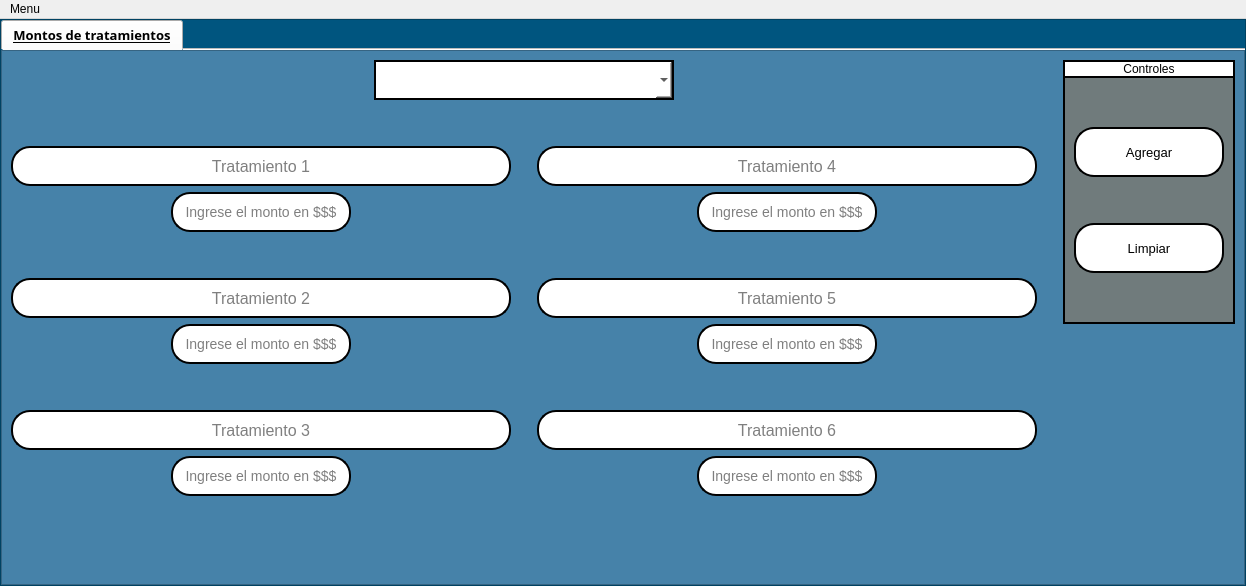
First picture: the form in interfaces/montos.ui, repository Reinaldito04/App-Consultas-y-Historias-Medicas, before the edit.
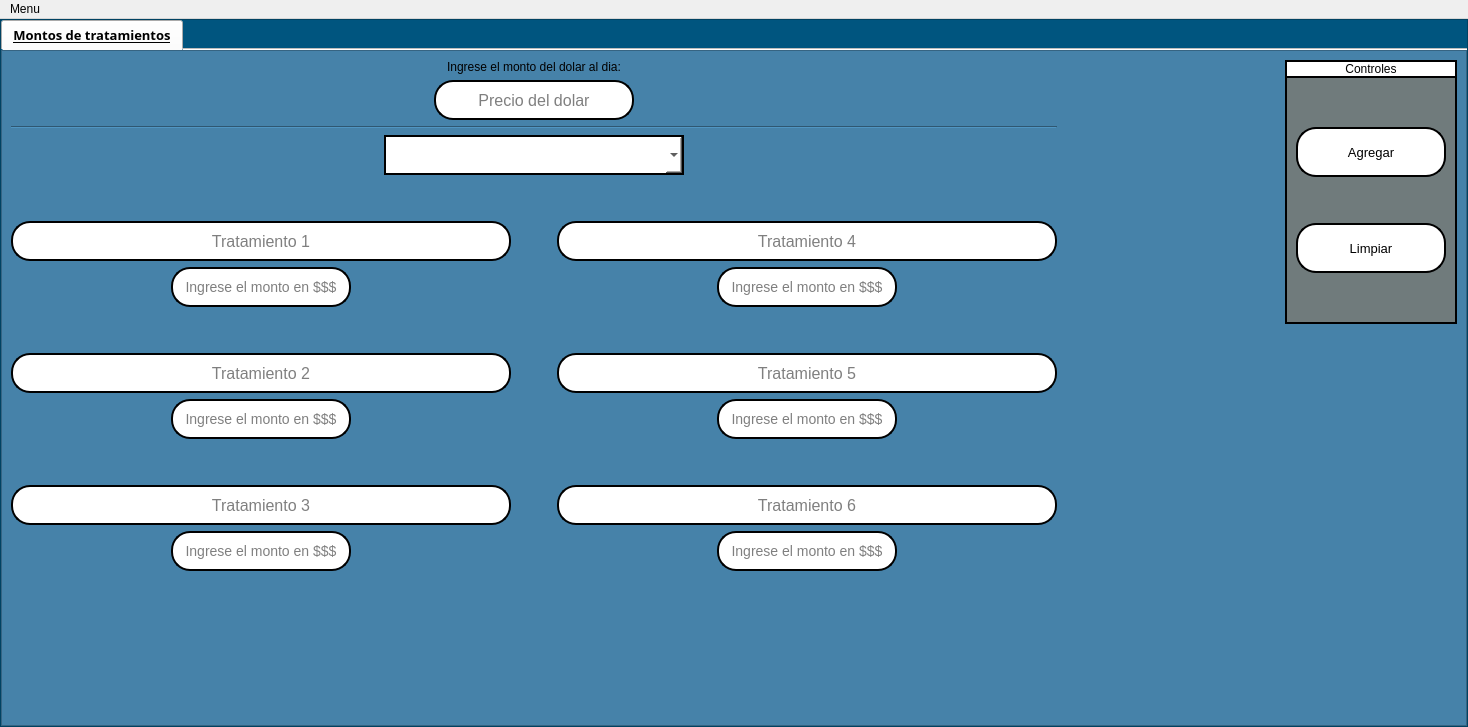
Second picture: the form after the edit. Icons and pictures are not drawn.

```diff
--- a/interfaces/montos.ui
+++ b/interfaces/montos.ui
@@ -6,8 +6,8 @@
    <rect>
     <x>0</x>
     <y>0</y>
-    <width>1246</width>
-    <height>586</height>
+    <width>1468</width>
+    <height>727</height>
    </rect>
   </property>
   <property name="windowTitle">
@@ -166,12 +166,102 @@
              <property name="frameShadow">
               <enum>QFrame::Raised</enum>
              </property>
-             <layout class="QHBoxLayout" name="horizontalLayout_10">
-              <item>
-               <layout class="QVBoxLayout" name="verticalLayout_14">
+             <layout class="QVBoxLayout" name="verticalLayout_17">
                 <item>
                  <layout class="QHBoxLayout" name="horizontalLayout_9">
                   <item>
+                 <layout class="QVBoxLayout" name="verticalLayout_16">
+                  <item>
+                   <layout class="QVBoxLayout" name="verticalLayout_14">
+                    <item>
+                     <widget class="QLabel" name="label">
+                      <property name="text">
+                       <string>Ingrese el monto del dolar al dia:</string>
+                      </property>
+                      <property name="alignment">
+                       <set>Qt::AlignCenter</set>
+                      </property>
+                     </widget>
+                    </item>
+                    <item>
+                     <layout class="QHBoxLayout" name="horizontalLayout_10">
+                      <item>
+                       <spacer name="horizontalSpacer_17">
+                        <property name="orientation">
+                         <enum>Qt::Horizontal</enum>
+                        </property>
+                        <property name="sizeHint" stdset="0">
+                         <size>
+                          <width>40</width>
+                          <height>20</height>
+                         </size>
+                        </property>
+                       </spacer>
+                      </item>
+                      <item>
+                       <widget class="QLineEdit" name="precio_dola">
+                        <property name="minimumSize">
+                         <size>
+                          <width>200</width>
+                          <height>40</height>
+                         </size>
+                        </property>
+                        <property name="maximumSize">
+                         <size>
+                          <width>200</width>
+                          <height>40</height>
+                         </size>
+                        </property>
+                        <property name="font">
+                         <font>
+                          <family>Microsoft Sans Serif</family>
+                          <pointsize>12</pointsize>
+                          <weight>50</weight>
+                          <italic>false</italic>
+                          <bold>false</bold>
+                         </font>
+                        </property>
+                        <property name="maxLength">
+                         <number>8</number>
+                        </property>
+                        <property name="alignment">
+                         <set>Qt::AlignCenter</set>
+                        </property>
+                        <property name="readOnly">
+                         <bool>false</bool>
+                        </property>
+                        <property name="placeholderText">
+                         <string>Precio del dolar</string>
+                        </property>
+                       </widget>
+                      </item>
+                      <item>
+                       <spacer name="horizontalSpacer_18">
+                        <property name="orientation">
+                         <enum>Qt::Horizontal</enum>
+                        </property>
+                        <property name="sizeHint" stdset="0">
+                         <size>
+                          <width>40</width>
+                          <height>20</height>
+                         </size>
+                        </property>
+                       </spacer>
+                      </item>
+                     </layout>
+                    </item>
+                   </layout>
+                  </item>
+                  <item>
+                   <layout class="QVBoxLayout" name="verticalLayout_15">
+                    <item>
+                     <widget class="Line" name="line">
+                      <property name="orientation">
+                       <enum>Qt::Horizontal</enum>
+                      </property>
+                     </widget>
+                    </item>
+                    <item>
                    <layout class="QVBoxLayout" name="verticalLayout_12">
                     <item>
                      <layout class="QHBoxLayout" name="horizontalLayout_7">
@@ -983,6 +1073,10 @@
                     </item>
                    </layout>
                   </item>
+                   </layout>
+                  </item>
+                 </layout>
+                </item>
                   <item>
                    <spacer name="horizontalSpacer_16">
                     <property name="orientation">
@@ -1180,12 +1274,10 @@
                   <property name="sizeHint" stdset="0">
                    <size>
                     <width>20</width>
-                    <height>40</height>
+                  <height>77</height>
                    </size>
                   </property>
                  </spacer>
-                </item>
-               </layout>
               </item>
              </layout>
             </widget>
@@ -1204,7 +1296,7 @@
     <rect>
      <x>0</x>
      <y>0</y>
-     <width>1246</width>
+     <width>1468</width>
      <height>21</height>
     </rect>
    </property>
```
Lines whose indentation alone changed are shown as unchanged.
